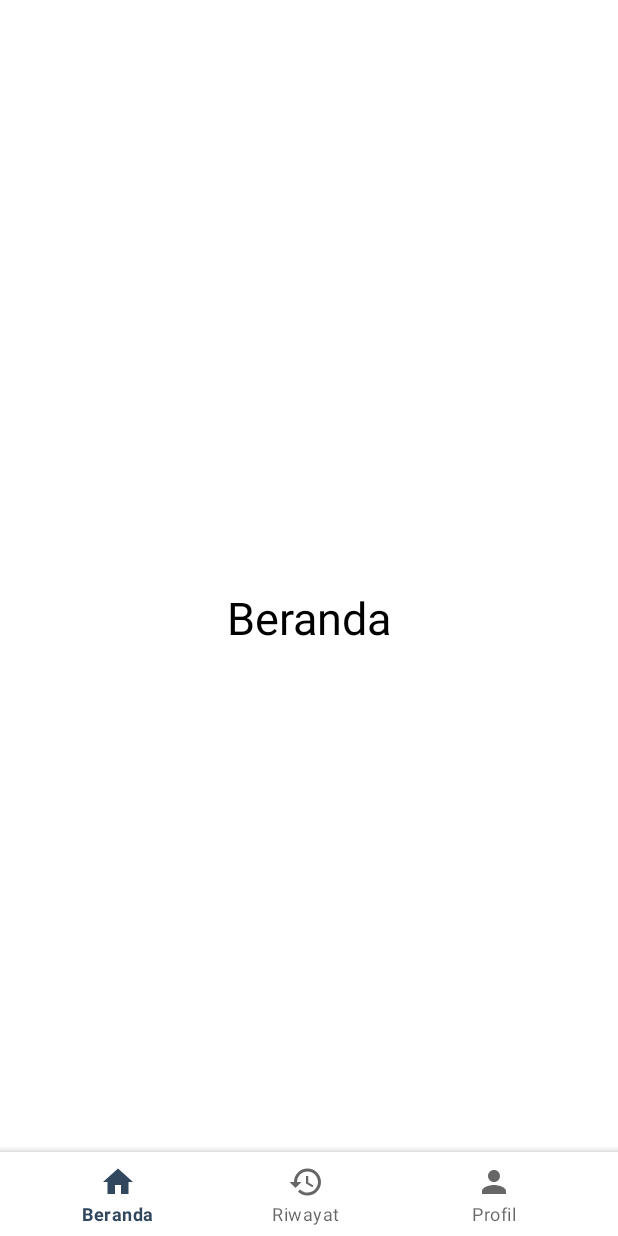
After one commit to RioJavier15/Mobile_semester4, an Android app: the Beranda screen opened directly, with no data from a screen before it, on a phone screen of 412 x 824 dp. The commit adds this screen. Run offline under Robolectric (Android 15) with nearby library versions, the phone set to English and light mode, and no system bars.

Commit message:
Bottom Navbar

```diff
--- a/app/src/main/AndroidManifest.xml
+++ b/app/src/main/AndroidManifest.xml
@@ -15,6 +15,9 @@
         android:supportsRtl="true"
         android:theme="@style/Theme.Projectmobile_semester4"
         tools:targetApi="31">
+        <activity
+            android:name=".BottomNav"
+            android:exported="false" />
         <activity
             android:name=".RegisUser"
             android:exported="false" />
--- /dev/null
+++ b/app/src/main/java/com/example/projectmobile_semester4/Beranda.java
@@ -0,0 +1,64 @@
+package com.example.projectmobile_semester4;
+
+import android.os.Bundle;
+
+import androidx.fragment.app.Fragment;
+
+import android.view.LayoutInflater;
+import android.view.View;
+import android.view.ViewGroup;
+
+/**
+ * A simple {@link Fragment} subclass.
+ * Use the {@link Beranda#newInstance} factory method to
+ * create an instance of this fragment.
+ */
+public class Beranda extends Fragment {
+
+    // TODO: Rename parameter arguments, choose names that match
+    // the fragment initialization parameters, e.g. ARG_ITEM_NUMBER
+    private static final String ARG_PARAM1 = "param1";
+    private static final String ARG_PARAM2 = "param2";
+
+    // TODO: Rename and change types of parameters
+    private String mParam1;
+    private String mParam2;
+
+    public Beranda() {
+        // Required empty public constructor
+    }
+
+    /**
+     * Use this factory method to create a new instance of
+     * this fragment using the provided parameters.
+     *
+     * @param param1 Parameter 1.
+     * @param param2 Parameter 2.
+     * @return A new instance of fragment Beranda.
+     */
+    // TODO: Rename and change types and number of parameters
+    public static Beranda newInstance(String param1, String param2) {
+        Beranda fragment = new Beranda();
+        Bundle args = new Bundle();
+        args.putString(ARG_PARAM1, param1);
+        args.putString(ARG_PARAM2, param2);
+        fragment.setArguments(args);
+        return fragment;
+    }
+
+    @Override
+    public void onCreate(Bundle savedInstanceState) {
+        super.onCreate(savedInstanceState);
+        if (getArguments() != null) {
+            mParam1 = getArguments().getString(ARG_PARAM1);
+            mParam2 = getArguments().getString(ARG_PARAM2);
+        }
+    }
+
+    @Override
+    public View onCreateView(LayoutInflater inflater, ViewGroup container,
+                             Bundle savedInstanceState) {
+        // Inflate the layout for this fragment
+        return inflater.inflate(R.layout.fragment_beranda, container, false);
+    }
+}
--- /dev/null
+++ b/app/src/main/java/com/example/projectmobile_semester4/BottomNav.java
@@ -0,0 +1,51 @@
+package com.example.projectmobile_semester4;
+
+import androidx.appcompat.app.AppCompatActivity;
+import androidx.fragment.app.Fragment;
+import androidx.fragment.app.FragmentManager;
+import androidx.fragment.app.FragmentTransaction;
+
+import android.os.Bundle;
+
+import com.example.projectmobile_semester4.databinding.ActivityBottomNavBinding;
+
+public class BottomNav extends AppCompatActivity {
+    ActivityBottomNavBinding binding;
+    @Override
+    protected void onCreate(Bundle savedInstanceState) {
+        super.onCreate(savedInstanceState);
+        binding = ActivityBottomNavBinding.inflate(getLayoutInflater());
+        setContentView(binding.getRoot());
+
+        replaceFragment(new Beranda());
+        binding.bottomNavigationView.setBackground(null);
+
+        binding.bottomNavigationView.setOnItemSelectedListener(item -> {
+
+            switch (item.getItemId()) {
+                case R.id.beranda:
+                    replaceFragment(new Beranda());
+                    break;
+
+                case R.id.riwayat:
+                    replaceFragment(new Riwayat());
+                    break;
+
+                case R.id.profil:
+                    replaceFragment(new Profil());
+                    break;
+
+            }
+
+            return true;
+
+        });
+    }
+
+    private void replaceFragment(Fragment fragment) {
+        FragmentManager fragmentManager = getSupportFragmentManager();
+        FragmentTransaction fragmentTransaction = fragmentManager.beginTransaction();
+        fragmentTransaction.replace(R.id.frame_layout, fragment);
+        fragmentTransaction.commit();
+    }
+    }
--- /dev/null
+++ b/app/src/main/res/drawable/ic_baseline_history_24.xml
@@ -0,0 +1,5 @@
+<vector android:height="24dp" android:tint="#000000"
+    android:viewportHeight="24" android:viewportWidth="24"
+    android:width="24dp" xmlns:android="http://schemas.android.com/apk/res/android">
+    <path android:fillColor="@android:color/white" android:pathData="M13,3c-4.97,0 -9,4.03 -9,9L1,12l3.89,3.89 0.07,0.14L9,12L6,12c0,-3.87 3.13,-7 7,-7s7,3.13 7,7 -3.13,7 -7,7c-1.93,0 -3.68,-0.79 -4.94,-2.06l-1.42,1.42C8.27,19.99 10.51,21 13,21c4.97,0 9,-4.03 9,-9s-4.03,-9 -9,-9zM12,8v5l4.28,2.54 0.72,-1.21 -3.5,-2.08L13.5,8L12,8z"/>
+</vector>
--- /dev/null
+++ b/app/src/main/res/layout/activity_bottom_nav.xml
@@ -0,0 +1,36 @@
+<?xml version="1.0" encoding="utf-8"?>
+<androidx.coordinatorlayout.widget.CoordinatorLayout
+    xmlns:android="http://schemas.android.com/apk/res/android"
+    xmlns:app="http://schemas.android.com/apk/res-auto"
+    xmlns:tools="http://schemas.android.com/tools"
+    android:layout_width="match_parent"
+    android:layout_height="match_parent"
+    android:background="@color/white"
+    tools:context=".BottomNav">
+
+    <FrameLayout
+        android:layout_width="match_parent"
+        android:layout_height="match_parent"
+        android:id="@+id/frame_layout"/>
+
+    <com.google.android.material.bottomappbar.BottomAppBar
+        android:layout_width="match_parent"
+        android:layout_height="wrap_content"
+        android:id="@+id/bottomAppBar"
+        android:layout_gravity="bottom"
+        android:backgroundTint="@color/white">
+
+        <com.google.android.material.bottomnavigation.BottomNavigationView
+            android:layout_width="wrap_content"
+            android:layout_height="wrap_content"
+            android:id="@+id/bottomNavigationView"
+            android:layout_marginEnd="20dp"
+            app:labelVisibilityMode="labeled"
+            android:backgroundTint="@color/fans"
+            app:menu="@menu/bottom_menu"/>
+
+    </com.google.android.material.bottomappbar.BottomAppBar>
+
+
+
+</androidx.coordinatorlayout.widget.CoordinatorLayout>
--- /dev/null
+++ b/app/src/main/res/layout/fragment_beranda.xml
@@ -0,0 +1,17 @@
+<?xml version="1.0" encoding="utf-8"?>
+<FrameLayout xmlns:android="http://schemas.android.com/apk/res/android"
+    xmlns:tools="http://schemas.android.com/tools"
+    android:layout_width="match_parent"
+    android:layout_height="match_parent"
+    tools:context=".Beranda">
+
+    <!-- TODO: Update blank fragment layout -->
+    <TextView
+        android:layout_width="match_parent"
+        android:layout_height="match_parent"
+        android:text="Beranda"
+        android:gravity="center"
+        android:textSize="30sp"
+        android:textColor="@color/black"/>
+
+</FrameLayout>
--- /dev/null
+++ b/app/src/main/res/menu/bottom_menu.xml
@@ -0,0 +1,22 @@
+<?xml version="1.0" encoding="utf-8"?>
+<menu xmlns:android="http://schemas.android.com/apk/res/android">
+
+    <item
+        android:id="@+id/beranda"
+        android:title="Beranda"
+        android:icon="@drawable/baseline_home_24"/>
+
+    <item
+        android:id="@+id/riwayat"
+        android:title="Riwayat"
+        android:icon="@drawable/ic_baseline_history_24"/>
+
+
+    <item
+        android:id="@+id/profil"
+        android:title="Profil"
+        android:icon="@drawable/baseline_person_24"/>
+
+
+
+</menu>
--- a/app/src/main/res/values/strings.xml
+++ b/app/src/main/res/values/strings.xml
@@ -1,3 +1,5 @@
 <resources>
     <string name="app_name">Recipe Book</string>
+    <!-- TODO: Remove or change this placeholder text -->
+    <string name="hello_blank_fragment">Hello blank fragment</string>
 </resources>
```
Also changed, not shown: app/src/main/java/com/example/projectmobile_semester4/LoginPelanggan.java (+4 -4 lines), app/src/main/java/com/example/projectmobile_semester4/Profil.java (added, +20 -0 lines), app/src/main/java/com/example/projectmobile_semester4/Riwayat.java (added, +20 -0 lines), app/src/main/res/layout/fragment_profil.xml (added, +17 -0 lines), app/src/main/res/layout/fragment_riwayat.xml (added, +17 -0 lines).
